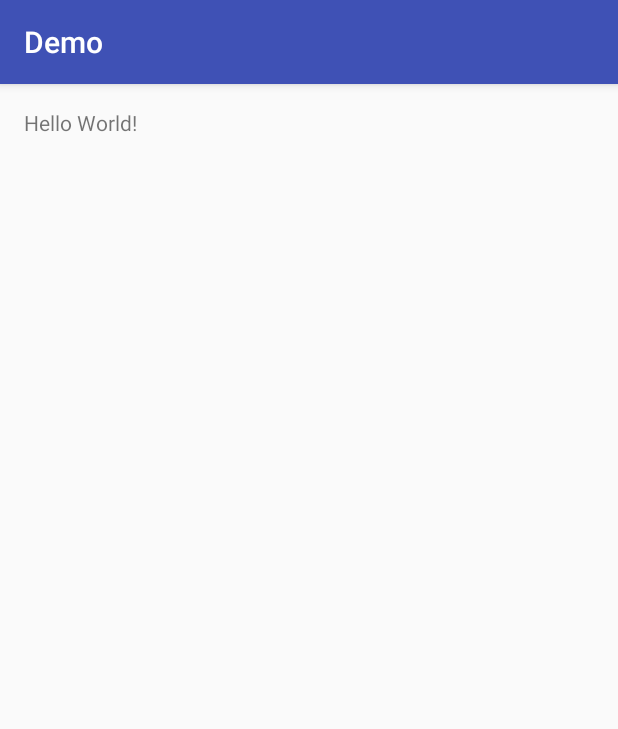
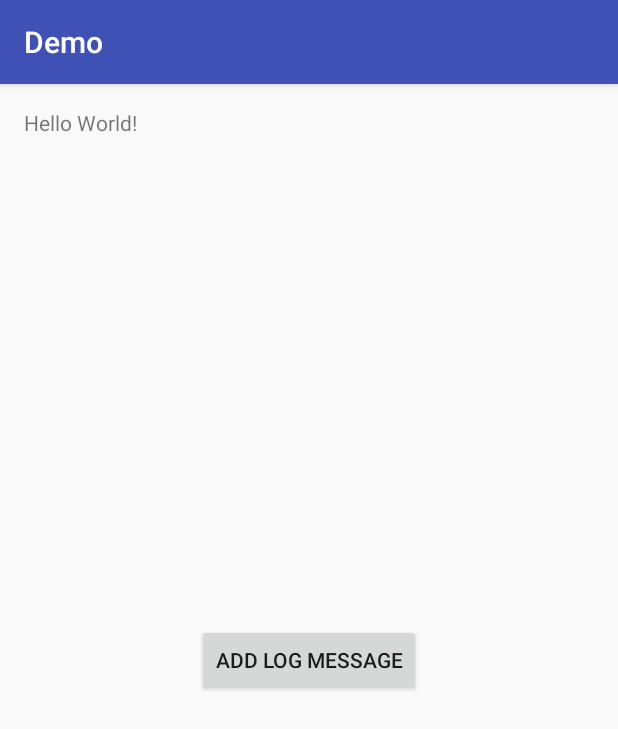
Before and after one commit to MFlisar/Lumberjack, an Android app: the screen it shows after launch (MainActivity), on a phone screen of 412 x 824 dp. Shown: the top 729 px of the screen. Run offline under Robolectric (Android 15) with nearby library versions, the phone set to English and light mode, and no system bars; our stand-ins replace Timber; libraries missing offline, so code that uses them is left out: com.michaelflisar.lumberjack; 19 statements that could not run were skipped.

```diff
--- a/demo/app/src/main/java/com/michaelflisar/lumberjack/demo/L.java
+++ b/demo/app/src/main/java/com/michaelflisar/lumberjack/demo/L.java
@@ -61,8 +61,8 @@ public class L extends com.michaelflisar.lumberjack.L {
         });
 
         // some test logs...
-        L.d(G_TEST, "initLumberjack fertig");
-        L.d(G_TEST, "LogFiles: %s", FileLoggingUtil.getAllExistingLogFiles(FILE_LOG_SETUP));
+        L.d(G_TEST1, "initLumberjack fertig");
+        L.d(G_TEST2, "LogFiles: %s", FileLoggingUtil.getAllExistingLogFiles(FILE_LOG_SETUP));
     }
 
     public static void initOverlayLogger(Activity activity)
@@ -78,7 +78,7 @@ public class L extends com.michaelflisar.lumberjack.L {
         // we know that the 4th tree is the overlay logger, so we just hand on the data
         boolean success = ((OverlayLoggingTree)Timber.forest().get(3)).checkRequestPermissionResult(requestCode, resultCode, data);
 
-        L.d(G_TEST, "Overlay permission granted: %b", success);
+        L.d(G_TEST1, "Overlay permission granted: %b", success);
     }
 
     // -----------------------------
@@ -86,11 +86,13 @@ public class L extends com.michaelflisar.lumberjack.L {
     // -----------------------------
 
     // Groups
-    public static final ILogGroup G_TEST = L.createGroup("TEST-GROUP");
+    public static final ILogGroup G_TEST1 = L.createGroup("TEST-GROUP 1");
+    public static final ILogGroup G_TEST2 = L.createGroup("TEST-GROUP 2");
 
     public static final ArrayList<ILogGroup> LOG_GROUPS = new ArrayList<ILogGroup>() {
         {
-            add(G_TEST);
+            add(G_TEST1);
+            add(G_TEST2);
         }
     };
 
@@ -108,6 +110,7 @@ public class L extends com.michaelflisar.lumberjack.L {
             .withTitle("Demo Logger")
             //.withBigIcon(R.mipmap.ic_launcher_default)
             .withNotificationId(150)
+            .withButtonIntentRequestCodeBase(250)
             .withFilters(LOG_GROUPS);
 
     // -----------------------------
--- a/demo/app/src/main/res/layout/activity_main.xml
+++ b/demo/app/src/main/res/layout/activity_main.xml
@@ -14,4 +14,11 @@
         android:layout_width="wrap_content"
         android:layout_height="wrap_content"
         android:text="Hello World!" />
+
+    <Button
+        android:id="@+id/btLog"
+        android:layout_centerInParent="true"
+        android:text="Add log message"
+        android:layout_width="wrap_content"
+        android:layout_height="wrap_content"/>
 </RelativeLayout>
--- a/library-overlay/src/main/res/layout/overlay.xml
+++ b/library-overlay/src/main/res/layout/overlay.xml
@@ -22,10 +22,10 @@
 
    <TextView
        android:id="@+id/tvLabel"
-       android:layout_toLeftOf="@+id/llButtoons"
+       android:padding="4dp"
        android:layout_alignBottom="@+id/llButtoons"
        android:gravity="left|center_vertical"
-       android:layout_width="match_parent"
+       android:layout_width="wrap_content"
        android:layout_height="wrap_content"/>
 
     <android.support.v7.widget.RecyclerView
```
Also changed, not shown: demo/app/src/main/java/com/michaelflisar/lumberjack/demo/MainActivity.java (+27 -6 lines), library-filelogger/src/main/java/com/michaelflisar/lumberjack/FileLoggingSetup.java (+46 -0 lines), library-notification/src/main/java/com/michaelflisar/lumberjack/NotificationLoggingSetup.java (+56 -2 lines), library-overlay/src/main/java/com/michaelflisar/lumberjack/OverlayLoggingSetup.java (+72 -12 lines), 1 other file.
